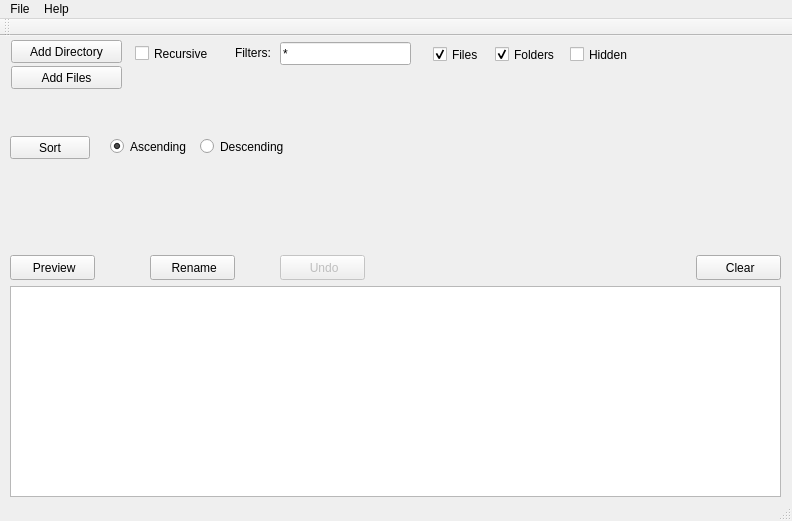
Before: the Qt Designer form src/mainwindow.ui in metamorphose/metamorphose3, drawn with Qt 5.
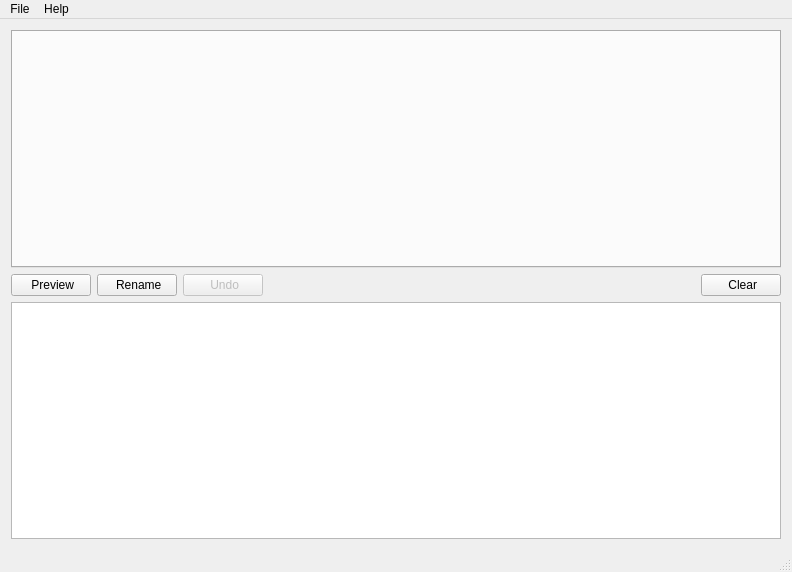
After: the same form once the commit is applied. Icons and pictures are not drawn.

Diff of the .ui file:
```diff
--- a/src/mainwindow.ui
+++ b/src/mainwindow.ui
@@ -7,298 +7,127 @@
     <x>0</x>
     <y>0</y>
     <width>792</width>
-    <height>521</height>
+    <height>572</height>
    </rect>
   </property>
   <property name="windowTitle">
    <string notr="true">Métamorphose 3</string>
   </property>
   <widget class="QWidget" name="centralWidget">
-   <widget class="QTableView" name="tableView">
-    <property name="geometry">
-     <rect>
-      <x>10</x>
-      <y>250</y>
-      <width>771</width>
-      <height>211</height>
-     </rect>
-    </property>
-    <property name="sizeAdjustPolicy">
-     <enum>QAbstractScrollArea::AdjustIgnored</enum>
-    </property>
-    <property name="showDropIndicator" stdset="0">
-     <bool>false</bool>
-    </property>
-    <property name="dragEnabled">
-     <bool>false</bool>
-    </property>
-    <property name="dragDropMode">
-     <enum>QAbstractItemView::NoDragDrop</enum>
-    </property>
-    <property name="defaultDropAction">
-     <enum>Qt::MoveAction</enum>
-    </property>
-    <property name="alternatingRowColors">
-     <bool>true</bool>
-    </property>
-    <property name="selectionMode">
-     <enum>QAbstractItemView::ExtendedSelection</enum>
-    </property>
-    <property name="selectionBehavior">
-     <enum>QAbstractItemView::SelectRows</enum>
-    </property>
-    <property name="sortingEnabled">
-     <bool>false</bool>
-    </property>
-   </widget>
-   <widget class="QPushButton" name="previewButton">
-    <property name="geometry">
-     <rect>
-      <x>10</x>
-      <y>219</y>
-      <width>85</width>
-      <height>25</height>
-     </rect>
-    </property>
-    <property name="text">
-     <string> Preview</string>
-    </property>
-    <property name="icon">
-     <iconset theme="go-next">
-      <normaloff/>
-     </iconset>
-    </property>
-   </widget>
-   <widget class="QPushButton" name="renameButton">
-    <property name="enabled">
-     <bool>true</bool>
-    </property>
-    <property name="geometry">
-     <rect>
-      <x>150</x>
-      <y>219</y>
-      <width>85</width>
-      <height>25</height>
-     </rect>
-    </property>
-    <property name="text">
-     <string> Rename</string>
-    </property>
-    <property name="icon">
-     <iconset theme="system-run">
-      <normaloff/>
-     </iconset>
-    </property>
-   </widget>
-   <widget class="QPushButton" name="addDirButton">
-    <property name="geometry">
-     <rect>
-      <x>11</x>
-      <y>4</y>
-      <width>111</width>
-      <height>23</height>
-     </rect>
-    </property>
-    <property name="text">
-     <string>Add Directory</string>
-    </property>
-   </widget>
-   <widget class="QCheckBox" name="addRecursive">
-    <property name="geometry">
-     <rect>
-      <x>135</x>
-      <y>7</y>
-      <width>91</width>
-      <height>21</height>
-     </rect>
-    </property>
-    <property name="text">
-     <string>Recursive</string>
-    </property>
-   </widget>
-   <widget class="QPushButton" name="addFilesButton">
-    <property name="enabled">
-     <bool>true</bool>
-    </property>
-    <property name="geometry">
-     <rect>
-      <x>11</x>
-      <y>30</y>
-      <width>111</width>
-      <height>23</height>
-     </rect>
-    </property>
-    <property name="text">
-     <string>Add Files</string>
-    </property>
-   </widget>
-   <widget class="QPushButton" name="clearAllButton">
-    <property name="geometry">
-     <rect>
-      <x>696</x>
-      <y>219</y>
-      <width>85</width>
-      <height>25</height>
-     </rect>
-    </property>
-    <property name="text">
-     <string> Clear</string>
-    </property>
-    <property name="icon">
-     <iconset theme="edit-clear">
-      <normaloff/>
-     </iconset>
-    </property>
-   </widget>
-   <widget class="QLineEdit" name="filterNames">
-    <property name="geometry">
-     <rect>
-      <x>280</x>
-      <y>6</y>
-      <width>131</width>
-      <height>23</height>
-     </rect>
-    </property>
-    <property name="toolTip">
-     <string>Space separated list of filters</string>
-    </property>
-    <property name="text">
-     <string>*</string>
-    </property>
-   </widget>
-   <widget class="QLabel" name="filterNamesLabel">
-    <property name="geometry">
-     <rect>
-      <x>235</x>
-      <y>9</y>
-      <width>41</width>
-      <height>16</height>
-     </rect>
-    </property>
-    <property name="text">
-     <string>Filters:</string>
-    </property>
-   </widget>
-   <widget class="QCheckBox" name="filterIncludeFiles">
-    <property name="enabled">
-     <bool>true</bool>
-    </property>
-    <property name="geometry">
-     <rect>
-      <x>433</x>
-      <y>8</y>
-      <width>61</width>
-      <height>21</height>
-     </rect>
-    </property>
-    <property name="text">
-     <string>Files</string>
-    </property>
-    <property name="checked">
-     <bool>true</bool>
-    </property>
-   </widget>
-   <widget class="QCheckBox" name="filterIncludeDirs">
-    <property name="enabled">
-     <bool>true</bool>
-    </property>
-    <property name="geometry">
-     <rect>
-      <x>495</x>
-      <y>8</y>
-      <width>71</width>
-      <height>21</height>
-     </rect>
-    </property>
-    <property name="text">
-     <string>Folders</string>
-    </property>
-    <property name="checked">
-     <bool>true</bool>
-    </property>
-   </widget>
-   <widget class="QPushButton" name="undoButton">
-    <property name="enabled">
-     <bool>false</bool>
-    </property>
-    <property name="geometry">
-     <rect>
-      <x>280</x>
-      <y>219</y>
-      <width>85</width>
-      <height>25</height>
-     </rect>
-    </property>
-    <property name="text">
-     <string> Undo</string>
-    </property>
-    <property name="icon">
-     <iconset theme="edit-undo">
-      <normaloff/>
-     </iconset>
-    </property>
-   </widget>
-   <widget class="QCheckBox" name="filterIncludeHidden">
-    <property name="geometry">
-     <rect>
-      <x>570</x>
-      <y>8</y>
-      <width>71</width>
-      <height>21</height>
-     </rect>
-    </property>
-    <property name="toolTip">
-     <string/>
-    </property>
-    <property name="text">
-     <string>Hidden</string>
-    </property>
-   </widget>
-   <widget class="QPushButton" name="sortButton">
-    <property name="geometry">
-     <rect>
-      <x>10</x>
-      <y>100</y>
-      <width>80</width>
-      <height>23</height>
-     </rect>
-    </property>
-    <property name="text">
-     <string>Sort</string>
-    </property>
-    <property name="checkable">
-     <bool>false</bool>
-    </property>
-   </widget>
-   <widget class="QRadioButton" name="sortAscending">
-    <property name="geometry">
-     <rect>
-      <x>110</x>
-      <y>100</y>
-      <width>91</width>
-      <height>21</height>
-     </rect>
-    </property>
-    <property name="text">
-     <string>Ascending</string>
-    </property>
-    <property name="checked">
-     <bool>true</bool>
-    </property>
-   </widget>
-   <widget class="QRadioButton" name="sortDescending">
-    <property name="geometry">
-     <rect>
-      <x>200</x>
-      <y>100</y>
-      <width>101</width>
-      <height>21</height>
-     </rect>
-    </property>
-    <property name="text">
-     <string>Descending</string>
-    </property>
-   </widget>
+   <property name="enabled">
+    <bool>true</bool>
+   </property>
+   <layout class="QVBoxLayout" name="verticalLayout">
+    <item>
+     <widget class="QTabWidget" name="mainTabWidget">
+      <property name="currentIndex">
+       <number>-1</number>
+      </property>
+     </widget>
+    </item>
+    <item>
+     <layout class="QHBoxLayout" name="horizontalLayout">
+      <item>
+       <widget class="QPushButton" name="previewButton">
+        <property name="text">
+         <string> Preview</string>
+        </property>
+        <property name="icon">
+         <iconset theme="go-next">
+          <normaloff/>
+         </iconset>
+        </property>
+       </widget>
+      </item>
+      <item>
+       <widget class="QPushButton" name="renameButton">
+        <property name="enabled">
+         <bool>true</bool>
+        </property>
+        <property name="text">
+         <string> Rename</string>
+        </property>
+        <property name="icon">
+         <iconset theme="system-run">
+          <normaloff/>
+         </iconset>
+        </property>
+       </widget>
+      </item>
+      <item>
+       <widget class="QPushButton" name="undoButton">
+        <property name="enabled">
+         <bool>false</bool>
+        </property>
+        <property name="text">
+         <string> Undo</string>
+        </property>
+        <property name="icon">
+         <iconset theme="edit-undo">
+          <normaloff/>
+         </iconset>
+        </property>
+       </widget>
+      </item>
+      <item>
+       <spacer name="horizontalSpacer">
+        <property name="orientation">
+         <enum>Qt::Horizontal</enum>
+        </property>
+        <property name="sizeHint" stdset="0">
+         <size>
+          <width>40</width>
+          <height>20</height>
+         </size>
+        </property>
+       </spacer>
+      </item>
+      <item>
+       <widget class="QPushButton" name="clearAllButton">
+        <property name="text">
+         <string> Clear</string>
+        </property>
+        <property name="icon">
+         <iconset theme="edit-clear">
+          <normaloff/>
+         </iconset>
+        </property>
+       </widget>
+      </item>
+     </layout>
+    </item>
+    <item>
+     <widget class="QTableView" name="tableView">
+      <property name="sizeAdjustPolicy">
+       <enum>QAbstractScrollArea::AdjustIgnored</enum>
+      </property>
+      <property name="showDropIndicator" stdset="0">
+       <bool>false</bool>
+      </property>
+      <property name="dragEnabled">
+       <bool>false</bool>
+      </property>
+      <property name="dragDropMode">
+       <enum>QAbstractItemView::NoDragDrop</enum>
+      </property>
+      <property name="defaultDropAction">
+       <enum>Qt::MoveAction</enum>
+      </property>
+      <property name="alternatingRowColors">
+       <bool>true</bool>
+      </property>
+      <property name="selectionMode">
+       <enum>QAbstractItemView::ExtendedSelection</enum>
+      </property>
+      <property name="selectionBehavior">
+       <enum>QAbstractItemView::SelectRows</enum>
+      </property>
+      <property name="sortingEnabled">
+       <bool>false</bool>
+      </property>
+     </widget>
+    </item>
+   </layout>
   </widget>
   <widget class="QMenuBar" name="menuBar">
    <property name="geometry">
@@ -324,14 +153,6 @@
    <addaction name="menuFile"/>
    <addaction name="menuHelp"/>
   </widget>
-  <widget class="QToolBar" name="mainToolBar">
-   <attribute name="toolBarArea">
-    <enum>TopToolBarArea</enum>
-   </attribute>
-   <attribute name="toolBarBreak">
-    <bool>false</bool>
-   </attribute>
-  </widget>
   <widget class="QStatusBar" name="statusBar"/>
   <action name="actionQuit">
    <property name="icon">
```
